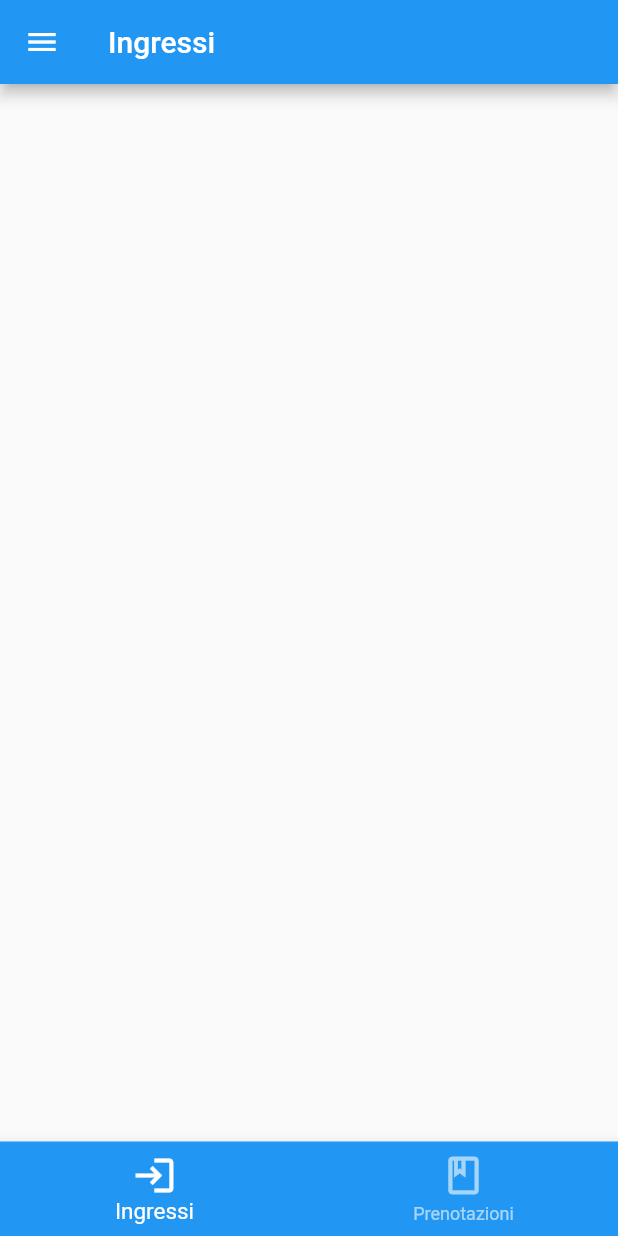
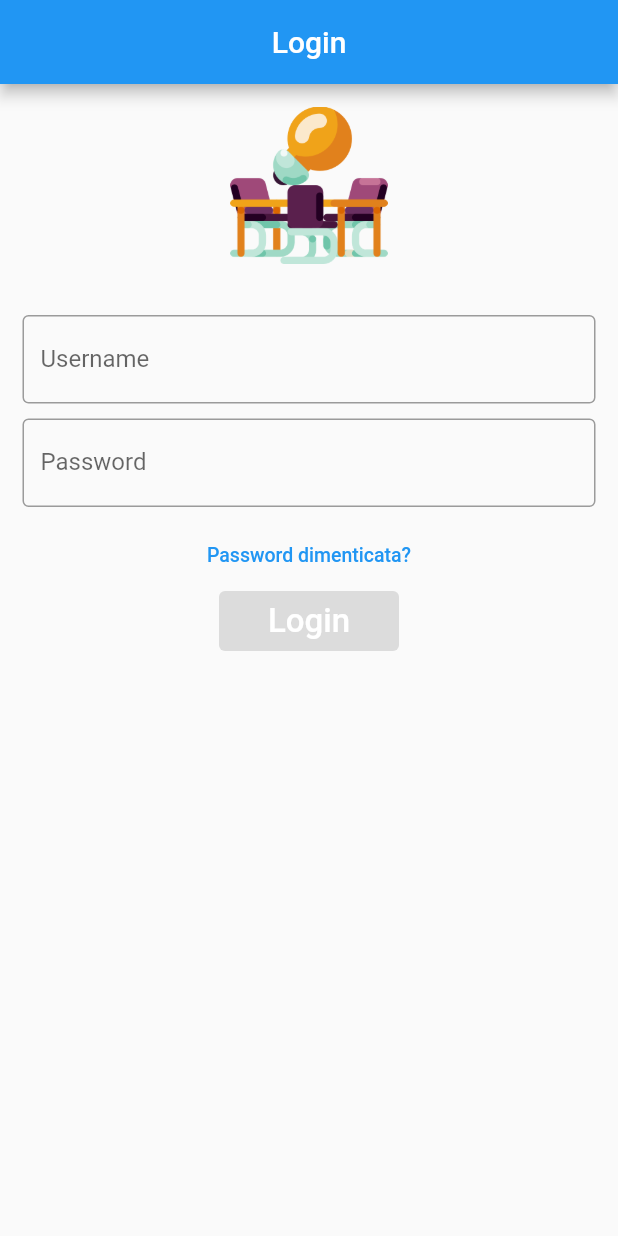
Before and after one commit to davideciuffreda/parallel, a Flutter app: the screen it shows after launch, on a phone screen of 412 x 824 dp. Run offline on Flutter 3.47's test engine with Material 2 defaults, Android fonts, the phone set to English and light mode, and no system bars; our stand-ins replace flutter_bloc.

Commit message:
Login and logout implemented through BLoC pattern

```diff
--- /dev/null
+++ b/lib/app.dart
@@ -0,0 +1,57 @@
+import 'package:flutter/material.dart';
+import 'package:flutter/services.dart';
+import 'package:flutter_bloc/flutter_bloc.dart';
+
+import 'package:parallel/pages/login/bloc/login_bloc.dart';
+import 'package:parallel/pages/login/view/login_page.dart';
+import 'package:parallel/routing/app_router.dart';
+
+/// Global navigator to retrieve the context for the controllers
+final GlobalKey<NavigatorState> navigatorKey = new GlobalKey<NavigatorState>();
+
+class AppInitializer extends StatelessWidget {
+  //Defining the Repositories
+  //Defining the Blocs/Cubits
+
+  AppInitializer() {
+    //Repositories init
+    //Bloc or Cubit init
+  }
+
+  @override
+  Widget build(BuildContext context) {
+    SystemChrome.setPreferredOrientations([
+      DeviceOrientation.portraitUp,
+    ]);
+    return BlocProvider(
+      create: (context) => LoginBloc(),
+      child: App(),
+    );
+  }
+}
+
+class App extends StatefulWidget {
+  const App({
+    Key? key,
+  }) : super(key: key);
+
+  @override
+  State<App> createState() => _AppState();
+}
+
+class _AppState extends State<App> {
+  final AppRouter appRouter = AppRouter();
+
+  @override
+  Widget build(BuildContext context) {
+    return BlocProvider(
+      create: (context) => LoginBloc(),
+      child: MaterialApp(
+        title: "Parallel",
+        navigatorKey: navigatorKey,
+        home: LoginPage(),
+        onGenerateRoute: appRouter.onGenerateRoute,
+      ),
+    );
+  }
+}
--- a/lib/core/models/user.dart
+++ b/lib/core/models/user.dart
@@ -1,5 +1,4 @@
 import 'dart:convert';
-import 'package:flutter/material.dart';
 
 class User {
   String firstName;
--- a/lib/main.dart
+++ b/lib/main.dart
@@ -1,33 +1,21 @@
+import 'dart:async';
+import 'dart:developer';
+
+
 import 'package:flutter/material.dart';
-import 'package:parallel/pages/home/home_page_manager.dart';
 import 'package:parallel/routing/app_router.dart';
+import 'package:parallel/app.dart';
 import 'package:parallel/pages/home/home_page_user.dart';
+import 'package:parallel/pages/home/home_page_receptionist.dart';
 
-void main() {
-  runApp(
-    MyApp(
-      appRouter: AppRouter(),
-    ),
+void main() async {
+  WidgetsFlutterBinding.ensureInitialized();
+  FlutterError.onError = (details) {
+    log(details.exceptionAsString(), stackTrace: details.stack);
+  };
+
+  runZonedGuarded(
+    () => runApp(AppInitializer()),
+    (error, stackTrace) => log(error.toString(), stackTrace: stackTrace),
   );
 }
-
-class MyApp extends StatelessWidget {
-  final AppRouter appRouter;
-
-  const MyApp({super.key, required this.appRouter});
-
-  @override
-  Widget build(BuildContext context) {
-    return MaterialApp(
-      title: 'Parallel',
-      theme: ThemeData(
-        primaryColor: Colors.blue,
-        colorScheme: ColorScheme.fromSwatch().copyWith(secondary: Colors.amber),
-      ),
-      home: SafeArea(
-        child: HomePageManager(),
-      ),
-      onGenerateRoute: appRouter.onGenerateRoute,
-    );
-  }
-}
--- a/lib/pages/home/home_page_manager.dart
+++ b/lib/pages/home/home_page_receptionist.dart
@@ -1,15 +1,17 @@
 import 'package:flutter/material.dart';
+import 'package:flutter_bloc/flutter_bloc.dart';
 
-import 'package:parallel/app_widgets/drawer/main_drawer_manager.dart';
+import 'package:parallel/app_widgets/drawer/main_drawer_receptionist.dart';
 import 'package:parallel/pages/events/events_page.dart';
 import 'package:parallel/pages/headquarters/headquarters_page.dart';
+import 'package:parallel/pages/login/bloc/login_bloc.dart';
 
-class HomePageManager extends StatefulWidget {
+class HomePageReceptionist extends StatefulWidget {
   @override
-  State<HomePageManager> createState() => _HomePageManager();
+  State<HomePageReceptionist> createState() => _HomePageReceptionist();
 }
 
-class _HomePageManager extends State<HomePageManager> {
+class _HomePageReceptionist extends State<HomePageReceptionist> {
   late List<Map<String, Object>> _pages;
   int _selectedIndex = 0;
 
@@ -37,7 +39,10 @@ class _HomePageManager extends State<HomePageManager> {
   @override
   Widget build(BuildContext context) {
     return Scaffold(
-      drawer: MainDrawerManager(),
+      drawer: BlocProvider(
+        create: (context) => LoginBloc(),
+        child: MainDrawerReceptionist(),
+      ),
       appBar: AppBar(
         title: Text(
           _pages[_selectedIndex]['title'].toString(),
--- /dev/null
+++ b/lib/pages/login/bloc/login_bloc.dart
@@ -0,0 +1,30 @@
+import 'package:flutter_bloc/flutter_bloc.dart';
+
+part 'login_event.dart';
+part 'login_state.dart';
+
+class LoginBloc extends Bloc<LoginEvent, LoginState> {
+  LoginBloc() : super(LoginInitial()) {
+    on<LoginTextChangedEvent>((event, emit) {
+      if (event.usernameValue == '') {
+        emit(LoginErrorState("Please, enter a valid username!"));
+      } else if (event.passwordValue.length < 8) {
+        emit(LoginErrorState("Please, enter a valid password!"));
+      } else if (event.usernameValue == 'admin') {
+        emit(LoginAdminState());
+      } else if (event.usernameValue == 'user') {
+        emit(LoginUserState());
+      } else {
+        emit(LoginErrorState("Username o passowrd errati!"));
+      }
+    });
+
+    on<LoginSubmittedEvent>((event, emit) {
+      emit(LoginLoadingState());
+    });
+
+    on<LogoutEvent>((event, emit) {
+      emit(LogoutState());
+    });
+  }
+}
--- /dev/null
+++ b/lib/pages/login/bloc/login_event.dart
@@ -0,0 +1,25 @@
+part of 'login_bloc.dart';
+
+abstract class LoginEvent {}
+
+class LoginTextChangedEvent extends LoginEvent {
+  final String usernameValue;
+  final String passwordValue;
+
+  LoginTextChangedEvent(
+    this.usernameValue,
+    this.passwordValue,
+  );
+}
+
+class LoginSubmittedEvent extends LoginEvent {
+  final String username;
+  final String password;
+
+  LoginSubmittedEvent(
+    this.username,
+    this.password,
+  );
+}
+
+class LogoutEvent extends LoginEvent {}
--- /dev/null
+++ b/lib/pages/login/bloc/login_state.dart
@@ -0,0 +1,21 @@
+part of 'login_bloc.dart';
+
+abstract class LoginState {}
+
+class LoginInitial extends LoginState {}
+
+class LoginValidState extends LoginState {}
+
+class LoginUserState extends LoginState {}
+
+class LoginAdminState extends LoginState {}
+
+class LoginErrorState extends LoginState {
+  final String errorMessage;
+
+  LoginErrorState(this.errorMessage);
+}
+
+class LoginLoadingState extends LoginState {}
+
+class LogoutState extends LoginState {}
--- /dev/null
+++ b/lib/pages/login/view/login_page.dart
@@ -0,0 +1,159 @@
+import 'package:flutter/material.dart';
+import 'package:flutter_bloc/flutter_bloc.dart';
+import 'package:parallel/pages/login/bloc/login_bloc.dart';
+import 'package:parallel/routing/router_constants.dart';
+
+class LoginPage extends StatelessWidget {
+  TextEditingController usernameController = TextEditingController();
+  TextEditingController passwordController = TextEditingController();
+
+  @override
+  Widget build(BuildContext context) {
+    return Scaffold(
+      appBar: AppBar(
+        centerTitle: true,
+        title: Text("Login"),
+      ),
+      body: SafeArea(
+        child: Column(
+          children: [
+            Container(
+              height: 120,
+              width: 120,
+              padding: EdgeInsets.only(top: 15),
+              decoration: BoxDecoration(
+                borderRadius: BorderRadius.circular(200),
+              ),
+              child: Center(
+                child: Image.asset("assets/images/logo.png"),
+              ),
+            ),
+            SizedBox(
+              height: 10,
+            ),
+            BlocBuilder<LoginBloc, LoginState>(
+              builder: (context, state) {
+                if (state is LoginErrorState) {
+                  return Center(
+                    child: Text(
+                      state.errorMessage,
+                      style: TextStyle(
+                        color: Colors.red,
+                      ),
+                    ),
+                  );
+                } else {
+                  return Text('');
+                }
+              },
+            ),
+            Padding(
+              padding: const EdgeInsets.symmetric(
+                horizontal: 15,
+                vertical: 8,
+              ),
+              child: Column(
+                children: [
+                  TextField(
+                    controller: usernameController,
+                    onChanged: (value) {
+                      BlocProvider.of<LoginBloc>(context).add(
+                        LoginTextChangedEvent(
+                            usernameController.text, passwordController.text),
+                      );
+                    },
+                    decoration: InputDecoration(
+                      border: OutlineInputBorder(),
+                      labelText: 'Username',
+                      hintText: 'Enter valid username',
+                    ),
+                  ),
+                  SizedBox(
+                    height: 10,
+                  ),
+                  TextField(
+                    controller: passwordController,
+                    obscureText: true,
+                    onChanged: (value) {
+                      BlocProvider.of<LoginBloc>(context).add(
+                        LoginTextChangedEvent(
+                            usernameController.text, passwordController.text),
+                      );
+                    },
+                    decoration: InputDecoration(
+                      border: OutlineInputBorder(),
+                      labelText: 'Password',
+                      hintText: 'Enter your password',
+                    ),
+                  ),
+                ],
+              ),
+            ),
+            TextButton(
+              onPressed: () {},
+              child: Text(
+                'Password dimenticata?',
+                style: TextStyle(
+                  color: Colors.blue,
+                  fontSize: 13,
+                ),
+              ),
+            ),
+            Container(
+              height: 40,
+              width: 120,
+              decoration:
+                  BoxDecoration(borderRadius: BorderRadius.circular(100)),
+              child: BlocBuilder<LoginBloc, LoginState>(
+                builder: (context, state) {
+                  if (state is LoginAdminState || state is LoginUserState) {
+                    return ElevatedButton(
+                      onPressed: () {
+                        if (state is LoginAdminState) {
+                          BlocProvider.of<LoginBloc>(context).add(
+                            LoginSubmittedEvent(
+                              usernameController.text,
+                              passwordController.text,
+                            ),
+                          );
+                          Navigator.of(context)
+                              .pushReplacementNamed(homePageReceptionistRoute);
+                        } else {
+                          BlocProvider.of<LoginBloc>(context).add(
+                            LoginSubmittedEvent(
+                              usernameController.text,
+                              passwordController.text,
+                            ),
+                          );
+                          Navigator.of(context)
+                              .pushReplacementNamed(homePageUserRoute);
+                        }
+                      },
+                      child: Text(
+                        'Login',
+                        style: TextStyle(
+                          fontSize: 22,
+                        ),
+                      ),
+                    );
+                  } else {
+                    return ElevatedButton(
+                      onPressed: null,
+                      child: Text(
+                        'Login',
+                        style: TextStyle(
+                          color: Colors.white,
+                          fontSize: 22,
+                        ),
+                      ),
+                    );
+                  }
+                },
+              ),
+            ),
+          ],
+        ),
+      ),
+    );
+  }
+}
--- a/lib/routing/router_constants.dart
+++ b/lib/routing/router_constants.dart
@@ -1,9 +1,9 @@
 ///Definition of all the routes of the App
+const String loginPageRoute = '/login_page';
 const String homePageUserRoute = '/home_page_user';
-const String homePageManagerRoute = '/home_page_manager';
+const String homePageReceptionistRoute = '/home_page_receptionist';
 const String accountPageRoute = '/profile_page';
 const String editAccountPageRoute = '/edit_profile_page';
-const String loginPageRoute = '/login_page';
 const String headquartersPageRoute = '/headquarters_page';
 const String favHeadquartersPageRoute = '/fav_headquarters_page';
 const String forumPageRoute = '/forum_page';
--- a/pubspec.yaml
+++ b/pubspec.yaml
@@ -22,6 +22,7 @@ dependencies:
   equatable: ^2.0.5
   permission_handler: ^10.2.0
   location: ^4.4.0
+  email_validator: ^2.1.17
 
 dev_dependencies:
   flutter_test:
@@ -34,6 +35,7 @@ flutter:
   # To add assets to your application, add an assets section, like this:
   assets:
     - assets/images/profile.png
+    - assets/images/logo.png
 
   fonts:
     - family: Lato
```
Also changed, not shown: lib/app_widgets/drawer/main_drawer.dart (+17 -9 lines), lib/app_widgets/drawer/main_drawer_receptionist.dart (renamed from lib/app_widgets/drawer/main_drawer_manager.dart, +25 -8 lines), lib/core/repositories/auth_repository.dart (deleted, +0 -65 lines), lib/core/repositories/response_message.dart (deleted, +0 -10 lines), lib/pages/home/home_page_user.dart (+6 -23 lines), lib/pages/notifications/notifications_page.dart (deleted, +0 -19 lines), lib/routing/app_router.dart (+6 -3 lines), assets/images/app_logo.jpg (deleted), assets/images/logo.png, assets/images/splash.png (deleted), pubspec.lock.
